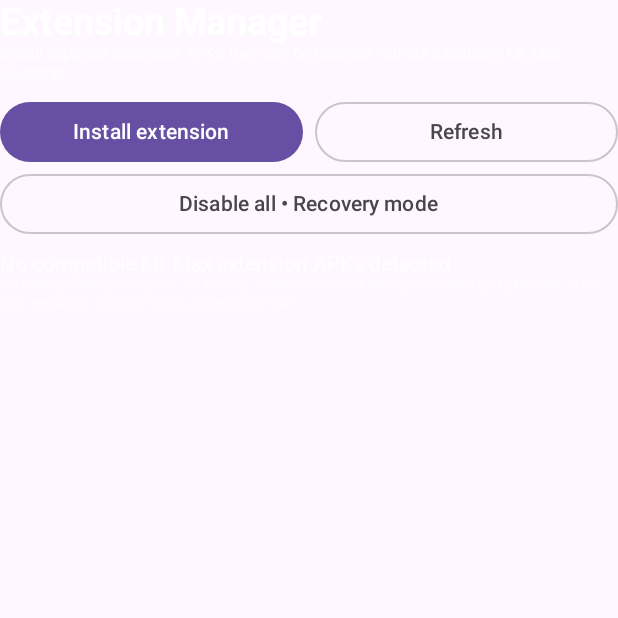
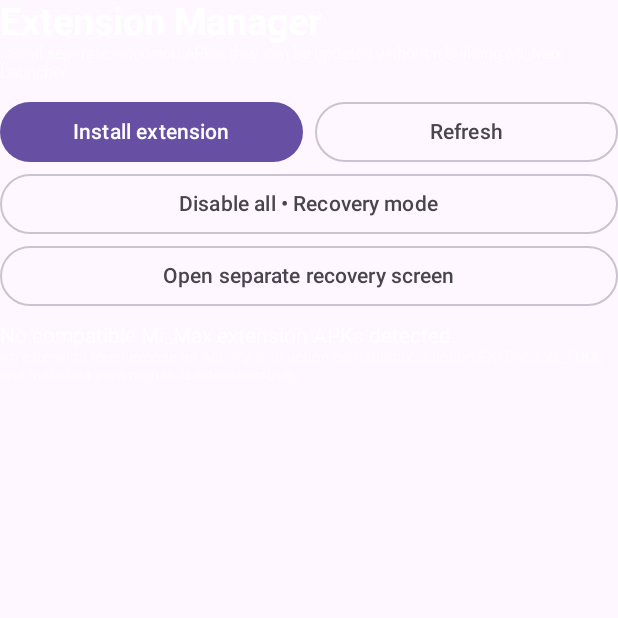
Before and after one commit to mmgg3yn-png/MI_Max, an Android app built with Jetpack Compose: the composable ExtensionsPage shown on its own in the app's theme, on a phone screen of 412 x 824 dp, the top half of it. Run offline under Robolectric (Android 15) with nearby library versions, the phone set to English and light mode, and no system bars.

Commit message:
Link extension manager to the separate recovery activity

```diff
--- a/app/src/main/java/com/mimax/lu/MainActivity.kt
+++ b/app/src/main/java/com/mimax/lu/MainActivity.kt
@@ -515,6 +515,9 @@ private fun MiMaxLauncher(widgetController: LauncherWidgetController) {
             extensions=manager.discover()
             message="Recovery mode: all registered extensions are disabled. Re-enable trusted extensions individually."
         },modifier=Modifier.fillMaxWidth()) { Text("Disable all • Recovery mode") }
+        OutlinedButton(onClick={ context.startActivity(Intent(context, ExtensionRecoveryActivity::class.java)) },modifier=Modifier.fillMaxWidth()) {
+            Text("Open separate recovery screen")
+        }
         if(message.isNotBlank()) Text(message,color=Color(0xFFB9D9FF),fontSize=11.sp)
         Spacer(Modifier.height(8.dp))
         if(extensions.isEmpty()) {
```
